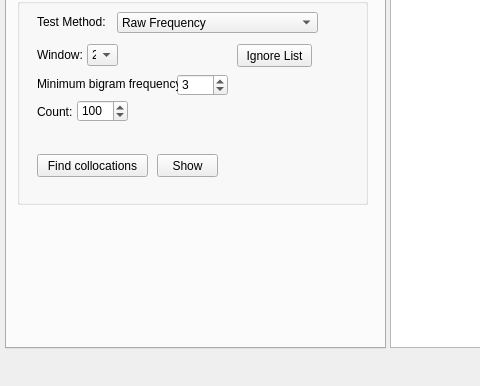
Before: the Qt Designer form Main/form.ui in gabruszka/SAIL, drawn with Qt 5; both pictures show x 0 to 480 and y 198 to 584 of the 1050 by 584 pixel window.
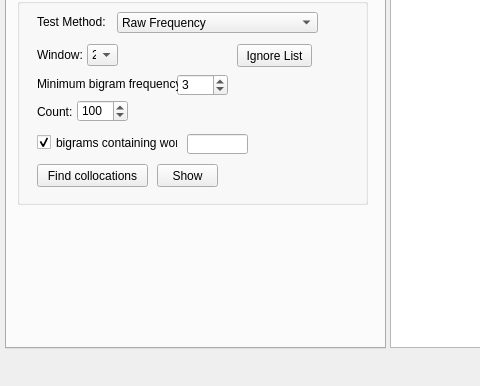
After: the same form once the commit is applied. The open tabs and pages were chosen to show the change.

Patch:
```diff
--- a/Main/form.ui
+++ b/Main/form.ui
@@ -1287,7 +1287,7 @@
        <property name="geometry">
         <rect>
          <x>20</x>
-         <y>170</y>
+         <y>180</y>
          <width>111</width>
          <height>23</height>
         </rect>
@@ -1319,7 +1319,7 @@
        <property name="geometry">
         <rect>
          <x>140</x>
-         <y>170</y>
+         <y>180</y>
          <width>61</width>
          <height>23</height>
         </rect>
@@ -1334,6 +1334,35 @@
         <string>Show</string>
        </property>
       </widget>
+      <widget class="QCheckBox" name="checkBoxWordColl">
+       <property name="geometry">
+        <rect>
+         <x>20</x>
+         <y>150</y>
+         <width>141</width>
+         <height>17</height>
+        </rect>
+       </property>
+       <property name="text">
+        <string>bigrams containing word:</string>
+       </property>
+       <property name="checked">
+        <bool>true</bool>
+       </property>
+      </widget>
+      <widget class="QLineEdit" name="searchedWordColl">
+       <property name="geometry">
+        <rect>
+         <x>170</x>
+         <y>150</y>
+         <width>61</width>
+         <height>20</height>
+        </rect>
+       </property>
+       <property name="readOnly">
+        <bool>false</bool>
+       </property>
+      </widget>
      </widget>
     </widget>
     <widget class="QWidget" name="tab">
```
Left out of the diff: 34 changed lines with no effect on the pictures.
